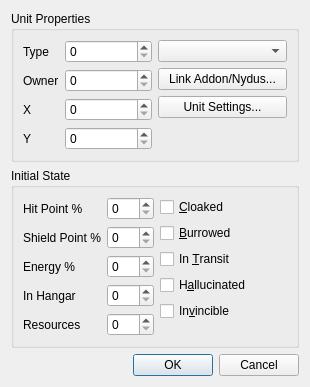
heinermann/ChkForge, file ChkForge/unitproperties.ui: the form before one commit.
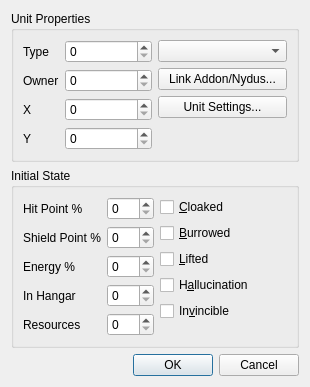
The form after the commit.

```diff
--- a/ChkForge/unitproperties.ui
+++ b/ChkForge/unitproperties.ui
@@ -200,14 +200,14 @@
         <item>
          <widget class="QCheckBox" name="chk_lifted">
           <property name="text">
-           <string extracomment="EditLocal:1214:1162">In &amp;Transit</string>
+           <string extracomment="EditLocal:1214:1162">&amp;Lifted</string>
           </property>
          </widget>
         </item>
         <item>
          <widget class="QCheckBox" name="chk_hallucinated">
           <property name="text">
-           <string extracomment="EditLocal:1214:1164">H&amp;allucinated</string>
+           <string extracomment="EditLocal:1214:1164">H&amp;allucination</string>
           </property>
          </widget>
         </item>
```
